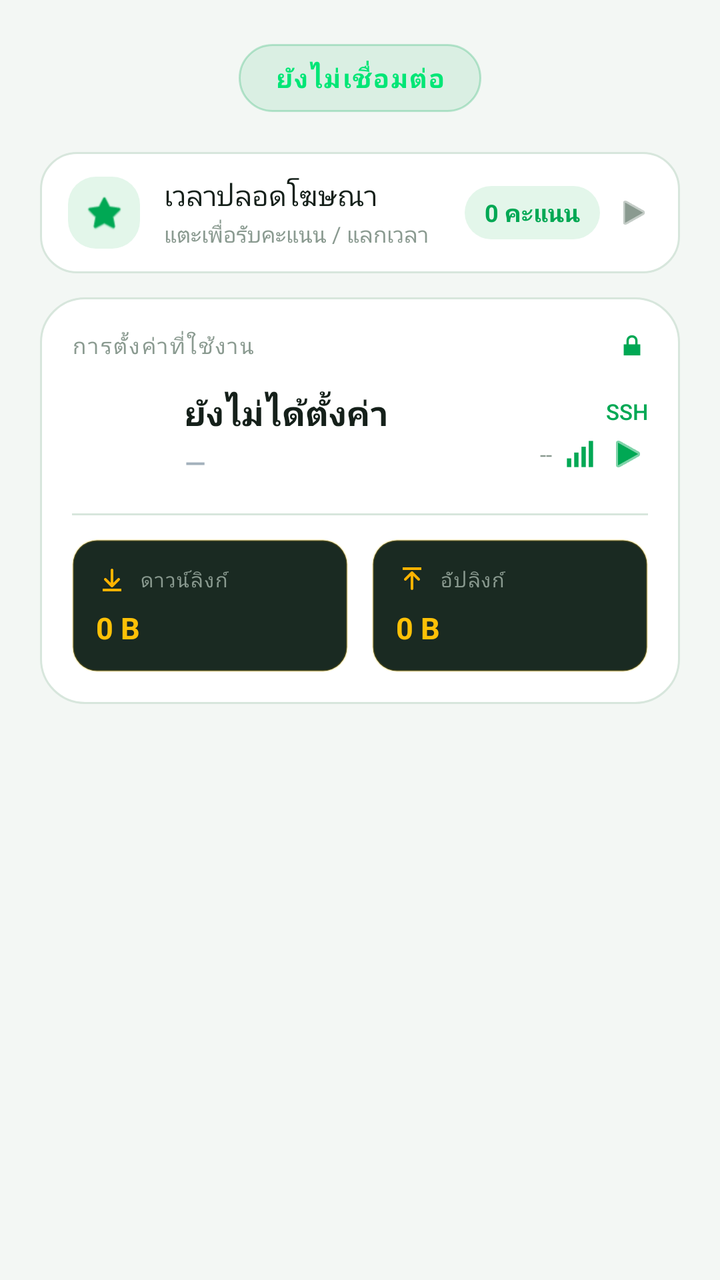
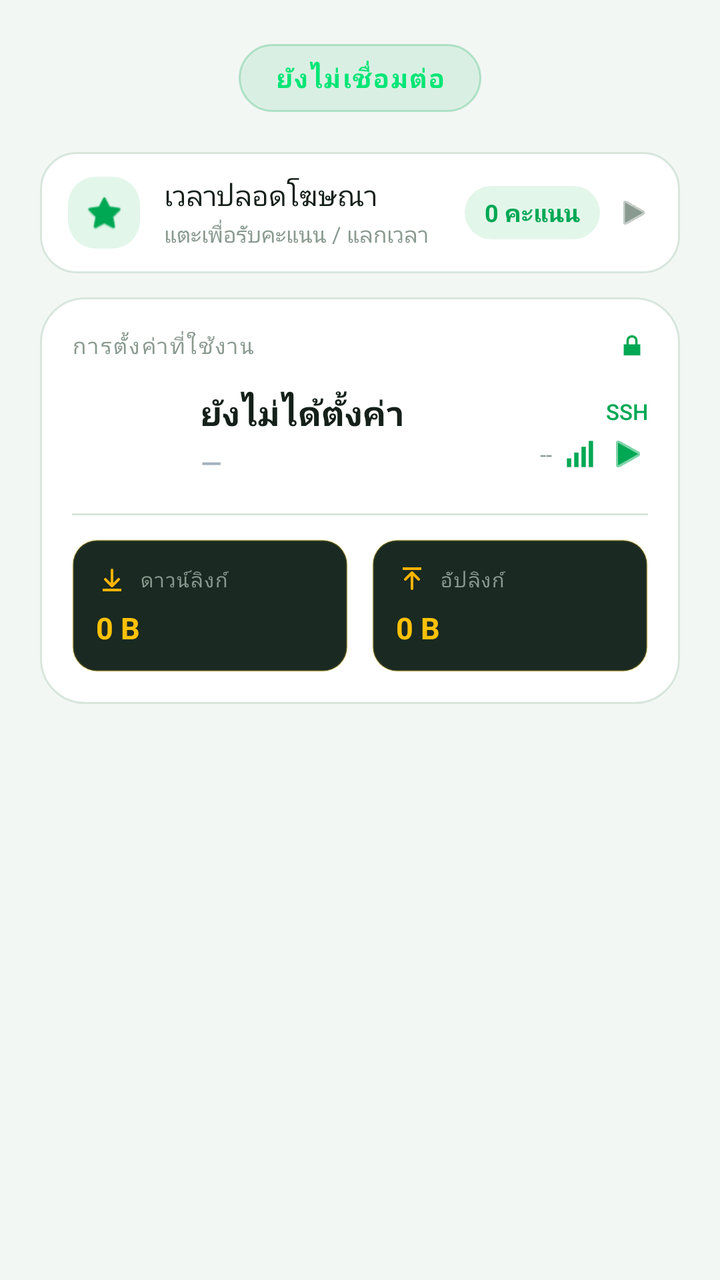

Screens rendered from an Android XML layout before and after an edit, with the pre-edit source and the edit as a unified diff.
<!-- AndroidManifest.xml: application theme Theme.MyApp -->
<!-- res/layout/page_connection_main.xml -->
<?xml version="1.0" encoding="utf-8"?>
<ScrollView xmlns:android="http://schemas.android.com/apk/res/android"
    xmlns:app="http://schemas.android.com/apk/res-auto"
    android:layout_width="match_parent"
    android:layout_height="match_parent"
    android:fillViewport="true"
    android:scrollbars="none"
    android:background="@color/window_background">

    <LinearLayout
        android:layout_width="match_parent"
        android:layout_height="wrap_content"
        android:orientation="vertical"
        android:paddingHorizontal="20dp"
        android:paddingTop="4dp"
        android:paddingBottom="28dp">

        
        <com.example.vpn.ui.ConnectButtonView
            android:id="@+id/btnConnect"
            android:layout_width="0dp"
            android:layout_height="0dp"
            android:visibility="gone" />

        
        <LinearLayout
            android:layout_width="match_parent"
            android:layout_height="wrap_content"
            android:layout_marginTop="18dp"
            android:gravity="center_horizontal"
            android:orientation="vertical">

            <TextView
                android:id="@+id/txtStatus"
                android:layout_width="wrap_content"
                android:layout_height="wrap_content"
                android:background="@drawable/bg_status_chip"
                android:fontFamily="sans-serif-medium"
                android:gravity="center"
                android:letterSpacing="0.06"
                android:text="@string/status_not_connected"
                android:textColor="#00E676"
                android:textSize="13sp"
                android:textStyle="bold" />

            
            <FrameLayout
                android:id="@+id/progress"
                android:layout_width="120dp"
                android:layout_height="3dp"
                android:layout_marginTop="10dp"
                android:background="#33FFFFFF"
                android:visibility="gone">

                <View
                    android:id="@+id/progressThumb"
                    android:layout_width="36dp"
                    android:layout_height="match_parent"
                    android:background="#FFA726" />
            </FrameLayout>

            <TextView
                android:id="@+id/txtSession"
                android:layout_width="wrap_content"
                android:layout_height="wrap_content"
                android:layout_marginTop="8dp"
                android:fontFamily="monospace"
                android:text="00:00:00"
                android:textColor="@color/text_muted"
                android:textSize="11sp"
                android:visibility="gone" />
        </LinearLayout>

        
        <LinearLayout
            android:id="@+id/adFreeCard"
            android:layout_width="match_parent"
            android:layout_height="wrap_content"
            android:layout_marginTop="20dp"
            android:background="@drawable/bg_adfree_row"
            android:clickable="true"
            android:focusable="true"
            android:foreground="?attr/selectableItemBackground"
            android:gravity="center_vertical"
            android:orientation="horizontal"
            android:paddingHorizontal="14dp"
            android:paddingVertical="12dp">

            <FrameLayout
                android:layout_width="36dp"
                android:layout_height="36dp">

                <View
                    android:layout_width="match_parent"
                    android:layout_height="match_parent"
                    android:background="@drawable/bg_stat_mini" />

                <ImageView
                    android:layout_width="20dp"
                    android:layout_height="20dp"
                    android:layout_gravity="center"
                    android:src="@android:drawable/btn_star_big_on"
                    app:tint="@color/accent_green"
                    android:contentDescription="@string/ad_free_time" />
            </FrameLayout>

            <LinearLayout
                android:layout_width="0dp"
                android:layout_height="wrap_content"
                android:layout_marginStart="12dp"
                android:layout_weight="1"
                android:orientation="vertical">

                <TextView
                    android:layout_width="wrap_content"
                    android:layout_height="wrap_content"
                    android:text="@string/ad_free_time"
                    android:textColor="@color/text_primary"
                    android:textSize="14sp"
                    android:fontFamily="sans-serif-medium" />

                <TextView
                    android:layout_width="wrap_content"
                    android:layout_height="wrap_content"
                    android:layout_marginTop="2dp"
                    android:text="@string/adfree_tap_hint"
                    android:textColor="@color/text_muted"
                    android:textSize="11sp" />
            </LinearLayout>

            <TextView
                android:id="@+id/txtAdFreeTime"
                android:layout_width="wrap_content"
                android:layout_height="wrap_content"
                android:background="@drawable/bg_stat_mini"
                android:paddingHorizontal="10dp"
                android:paddingVertical="5dp"
                android:text="@string/pts_zero"
                android:textColor="@color/accent_green"
                android:textSize="12sp"
                android:textStyle="bold" />

            <ImageView
                android:layout_width="18dp"
                android:layout_height="18dp"
                android:layout_marginStart="8dp"
                android:src="@android:drawable/ic_media_play"
                app:tint="@color/text_muted"
                android:contentDescription="@null" />
        </LinearLayout>

        
        <LinearLayout
            android:id="@+id/configCard"
            android:layout_width="match_parent"
            android:layout_height="wrap_content"
            android:layout_marginTop="12dp"
            android:background="@drawable/bg_card_elevated"
            android:clickable="true"
            android:focusable="true"
            android:foreground="?attr/selectableItemBackground"
            android:orientation="vertical"
            android:padding="16dp">

            
            <LinearLayout
                android:layout_width="match_parent"
                android:layout_height="wrap_content"
                android:gravity="center_vertical"
                android:orientation="horizontal">

                <TextView
                    android:layout_width="0dp"
                    android:layout_height="wrap_content"
                    android:layout_weight="1"
                    android:letterSpacing="0.08"
                    android:text="@string/active_configuration"
                    android:textAllCaps="true"
                    android:textColor="@color/text_muted"
                    android:textSize="11sp"
                    android:fontFamily="sans-serif-medium" />

                <ImageView
                    android:id="@+id/imgConfigIcon"
                    android:layout_width="16dp"
                    android:layout_height="16dp"
                    android:src="@android:drawable/ic_lock_lock"
                    app:tint="@color/accent_green"
                    android:contentDescription="@null" />
            </LinearLayout>

            
            <LinearLayout
                android:layout_width="match_parent"
                android:layout_height="wrap_content"
                android:layout_marginTop="14dp"
                android:gravity="center_vertical"
                android:orientation="horizontal">

                <FrameLayout
                    android:layout_width="44dp"
                    android:layout_height="44dp"
                    android:background="@drawable/bg_flag_frame">

                    <ImageView
                        android:id="@+id/imgConfigFlag"
                        android:layout_width="match_parent"
                        android:layout_height="match_parent"
                        android:layout_margin="3dp"
                        android:scaleType="centerCrop"
                        android:contentDescription="@null" />
                </FrameLayout>

                <LinearLayout
                    android:layout_width="0dp"
                    android:layout_height="wrap_content"
                    android:layout_marginStart="12dp"
                    android:layout_weight="1"
                    android:orientation="vertical">

                    <TextView
                        android:id="@+id/txtConfigName"
                        android:layout_width="match_parent"
                        android:layout_height="wrap_content"
                        android:ellipsize="end"
                        android:maxLines="1"
                        android:text="@string/profile_not_set"
                        android:textColor="@color/text_primary"
                        android:textSize="17sp"
                        android:textStyle="bold"
                        android:fontFamily="sans-serif-medium"
                        android:letterSpacing="0.01" />

                    <TextView
                        android:id="@+id/txtConfigLeft"
                        android:layout_width="match_parent"
                        android:layout_height="wrap_content"
                        android:layout_marginTop="4dp"
                        android:ellipsize="end"
                        android:maxLines="1"
                        android:text="—"
                        android:textColor="#9EADB8"
                        android:textSize="13.5sp"
                        android:fontFamily="sans-serif-medium"
                        android:letterSpacing="0.03"
                        android:alpha="0.95" />

                    <TextView
                        android:id="@+id/txtConfigRight"
                        android:layout_width="wrap_content"
                        android:layout_height="wrap_content"
                        android:visibility="gone"
                        android:text="" />
                </LinearLayout>

                
                <LinearLayout
                    android:layout_width="wrap_content"
                    android:layout_height="wrap_content"
                    android:gravity="end"
                    android:orientation="vertical">

                    <TextView
                        android:id="@+id/txtConfigProtocol"
                        android:layout_width="wrap_content"
                        android:layout_height="wrap_content"
                        android:text="ssh"
                        android:textAllCaps="true"
                        android:textColor="@color/accent_green"
                        android:textSize="11sp"
                        android:fontFamily="sans-serif-medium" />

                    <LinearLayout
                        android:layout_width="wrap_content"
                        android:layout_height="wrap_content"
                        android:layout_marginTop="4dp"
                        android:gravity="center_vertical"
                        android:orientation="horizontal">

                        <TextView
                            android:id="@+id/txtConfigPing"
                            android:layout_width="wrap_content"
                            android:layout_height="wrap_content"
                            android:text="--"
                            android:textColor="@color/text_muted"
                            android:textSize="11sp" />

                        <ImageView
                            android:id="@+id/imgConfigSignal"
                            android:layout_width="16dp"
                            android:layout_height="16dp"
                            android:layout_marginStart="6dp"
                            android:src="@drawable/ic_signal_0"
                            app:tint="@color/accent_green"
                            android:contentDescription="@null" />

                        <ImageView
                            android:id="@+id/btnConfigArrow"
                            android:layout_width="20dp"
                            android:layout_height="20dp"
                            android:layout_marginStart="6dp"
                            android:src="@android:drawable/ic_media_play"
                            app:tint="@color/accent_green"
                            android:contentDescription="@null" />
                    </LinearLayout>
                </LinearLayout>
            </LinearLayout>

            
            <View
                android:layout_width="match_parent"
                android:layout_height="1dp"
                android:layout_marginTop="16dp"
                android:layout_marginBottom="12dp"
                android:background="@color/divider" />

            
            <LinearLayout
                android:layout_width="match_parent"
                android:layout_height="wrap_content"
                android:orientation="horizontal">

                <LinearLayout
                    android:layout_width="0dp"
                    android:layout_height="wrap_content"
                    android:layout_marginEnd="6dp"
                    android:layout_weight="1"
                    android:background="@drawable/bg_traffic_mini"
                    android:orientation="vertical"
                    android:padding="12dp">

                    <LinearLayout
                        android:layout_width="match_parent"
                        android:layout_height="wrap_content"
                        android:gravity="center_vertical"
                        android:orientation="horizontal">

                        <ImageView
                            android:layout_width="16dp"
                            android:layout_height="16dp"
                            android:src="@drawable/ic_traffic_down"
                            android:contentDescription="@string/downlink" />

                        <TextView
                            android:layout_width="wrap_content"
                            android:layout_height="wrap_content"
                            android:layout_marginStart="6dp"
                            android:letterSpacing="0.06"
                            android:text="@string/downlink"
                            android:textColor="@color/text_muted"
                            android:textSize="10sp"
                            android:fontFamily="sans-serif-medium" />
                    </LinearLayout>

                    <TextView
                        android:id="@+id/txtDownload"
                        android:layout_width="wrap_content"
                        android:layout_height="wrap_content"
                        android:layout_marginTop="6dp"
                        android:text="0 B"
                        android:textColor="@color/traffic_gold"
                        android:textSize="15sp"
                        android:textStyle="bold" />
                </LinearLayout>

                <LinearLayout
                    android:layout_width="0dp"
                    android:layout_height="wrap_content"
                    android:layout_marginStart="6dp"
                    android:layout_weight="1"
                    android:background="@drawable/bg_traffic_mini"
                    android:orientation="vertical"
                    android:padding="12dp">

                    <LinearLayout
                        android:layout_width="match_parent"
                        android:layout_height="wrap_content"
                        android:gravity="center_vertical"
                        android:orientation="horizontal">

                        <ImageView
                            android:layout_width="16dp"
                            android:layout_height="16dp"
                            android:src="@drawable/ic_traffic_up"
                            android:contentDescription="@string/uplink" />

                        <TextView
                            android:layout_width="wrap_content"
                            android:layout_height="wrap_content"
                            android:layout_marginStart="6dp"
                            android:letterSpacing="0.06"
                            android:text="@string/uplink"
                            android:textColor="@color/text_muted"
                            android:textSize="10sp"
                            android:fontFamily="sans-serif-medium" />
                    </LinearLayout>

                    <TextView
                        android:id="@+id/txtUpload"
                        android:layout_width="wrap_content"
                        android:layout_height="wrap_content"
                        android:layout_marginTop="6dp"
                        android:text="0 B"
                        android:textColor="@color/traffic_gold"
                        android:textSize="15sp"
                        android:textStyle="bold" />
                </LinearLayout>
            </LinearLayout>

        </LinearLayout>


        
        <LinearLayout
            android:id="@+id/cardUserNote"
            android:layout_width="match_parent"
            android:layout_height="wrap_content"
            android:layout_marginTop="20dp"
            android:layout_marginBottom="8dp"
            android:gravity="center_horizontal"
            android:orientation="vertical"
            android:paddingHorizontal="20dp"
            android:visibility="gone">

            <TextView
                android:id="@+id/txtUserNote"
                android:layout_width="match_parent"
                android:layout_height="wrap_content"
                android:gravity="center"
                android:lineSpacingExtra="2dp"
                android:textColor="#B0BEC5"
                android:textSize="11sp"
                android:fontFamily="sans-serif" />
        </LinearLayout>

    </LinearLayout>
</ScrollView>
<!-- resources referenced by this layout -->
<resources>
  <color name="accent_green">#00A854</color>
  <color name="divider">#D7E6DC</color>
  <color name="text_muted">#8A9A90</color>
  <color name="text_primary">#15201A</color>
  <color name="traffic_gold">#FFC107</color>
  <color name="window_background">#F3F7F4</color>
  <!-- drawable bg_adfree_row (drawable) -->
  <?xml version="1.0" encoding="utf-8"?>
  <shape xmlns:android="http://schemas.android.com/apk/res/android"
      android:shape="rectangle">
      <solid android:color="@color/card_background" />
      <corners android:radius="18dp" />
      <stroke
          android:width="1dp"
          android:color="@color/divider" />
  </shape>
  <!-- drawable bg_card_elevated (drawable) -->
  <?xml version="1.0" encoding="utf-8"?>
  <shape xmlns:android="http://schemas.android.com/apk/res/android"
      android:shape="rectangle">
      <solid android:color="@color/card_background" />
      <corners android:radius="22dp" />
      <stroke
          android:width="1dp"
          android:color="@color/divider" />
  </shape>
  <!-- drawable bg_flag_frame (drawable) -->
  <?xml version="1.0" encoding="utf-8"?>
  <shape xmlns:android="http://schemas.android.com/apk/res/android"
      android:shape="rectangle">
      <solid android:color="#1AFFFFFF" />
      <stroke
          android:width="1.5dp"
          android:color="#33FFFFFF" />
      <corners android:radius="6dp" />
  </shape>
  <!-- drawable bg_stat_mini (drawable) -->
  <?xml version="1.0" encoding="utf-8"?>
  <shape xmlns:android="http://schemas.android.com/apk/res/android"
      android:shape="rectangle">
      <solid android:color="@color/accent_green_soft" />
      <corners android:radius="14dp" />
  </shape>
  <!-- drawable bg_status_chip (drawable) -->
  <?xml version="1.0" encoding="utf-8"?>
  <shape xmlns:android="http://schemas.android.com/apk/res/android"
      android:shape="rectangle">
      <solid android:color="#1A00A854" />
      <corners android:radius="24dp" />
      <stroke
          android:width="1dp"
          android:color="#4000A854" />
      <padding
          android:left="18dp"
          android:top="8dp"
          android:right="18dp"
          android:bottom="8dp" />
  </shape>
  <!-- drawable bg_traffic_mini (drawable) -->
  <?xml version="1.0" encoding="utf-8"?>
  <shape xmlns:android="http://schemas.android.com/apk/res/android"
      android:shape="rectangle">
      <solid android:color="#1A2A22" />
      <corners android:radius="12dp" />
      <stroke
          android:width="1dp"
          android:color="#33FFC107" />
  </shape>
  <string name="active_configuration">การตั้งค่าที่ใช้งาน</string>
  <string name="ad_free_time">เวลาปลอดโฆษณา</string>
  <string name="adfree_tap_hint">แตะเพื่อรับคะแนน / แลกเวลา</string>
  <string name="downlink">ดาวน์ลิงก์</string>
  <string name="profile_not_set">ยังไม่ได้ตั้งค่า</string>
  <string name="pts_zero">0 คะแนน</string>
  <string name="status_not_connected">ยังไม่เชื่อมต่อ</string>
  <string name="uplink">อัปลิงก์</string>
  <color name="card_background">#FFFFFF</color>
  <color name="accent_green_soft">#E3F6EA</color>
  <color name="md_theme_secondary">#4A6356</color>
  <color name="md_theme_on_secondary">#FFFFFF</color>
  <color name="md_theme_secondary_container">#CCE8D7</color>
  <color name="md_theme_on_secondary_container">#062015</color>
  <color name="md_theme_error">#BA1A1A</color>
  <color name="md_theme_on_error">#FFFFFF</color>
  <color name="md_theme_surface_variant">#DCE8E0</color>
  <color name="md_theme_on_surface_variant">#3F4A43</color>
  <color name="md_theme_outline">#C5D4CB</color>
  <color name="status_bar">#F3F7F4</color>
  <color name="bottom_nav_background">#EAF4ED</color>
  <!-- unchanged entries left out for length: 4 -->
</resources>

<!-- the commit's change to res/layout/page_connection_main.xml (unified diff, before → after) -->
@@ -198,16 +198,18 @@
                 android:orientation="horizontal">
 
                 <FrameLayout
-                    android:layout_width="44dp"
-                    android:layout_height="44dp"
-                    android:background="@drawable/bg_flag_frame">
+                    android:layout_width="52dp"
+                    android:layout_height="34dp"
+                    android:background="@drawable/bg_flag_frame"
+                    android:clipChildren="false"
+                    android:padding="1.5dp">
 
                     <ImageView
                         android:id="@+id/imgConfigFlag"
                         android:layout_width="match_parent"
                         android:layout_height="match_parent"
-                        android:layout_margin="3dp"
-                        android:scaleType="centerCrop"
+                        android:scaleType="fitCenter"
+                        android:adjustViewBounds="true"
                         android:contentDescription="@null" />
                 </FrameLayout>
 
<!-- resource entries referenced after the edit -->
@@ -30,11 +30,11 @@
   <?xml version="1.0" encoding="utf-8"?>
   <shape xmlns:android="http://schemas.android.com/apk/res/android"
       android:shape="rectangle">
-      <solid android:color="#1AFFFFFF" />
+      <solid android:color="#10FFFFFF" />
       <stroke
-          android:width="1.5dp"
-          android:color="#33FFFFFF" />
-      <corners android:radius="6dp" />
+          android:width="1dp"
+          android:color="#40FFFFFF" />
+      <corners android:radius="4dp" />
   </shape>
   <!-- drawable bg_stat_mini (drawable) -->
   <?xml version="1.0" encoding="utf-8"?>
